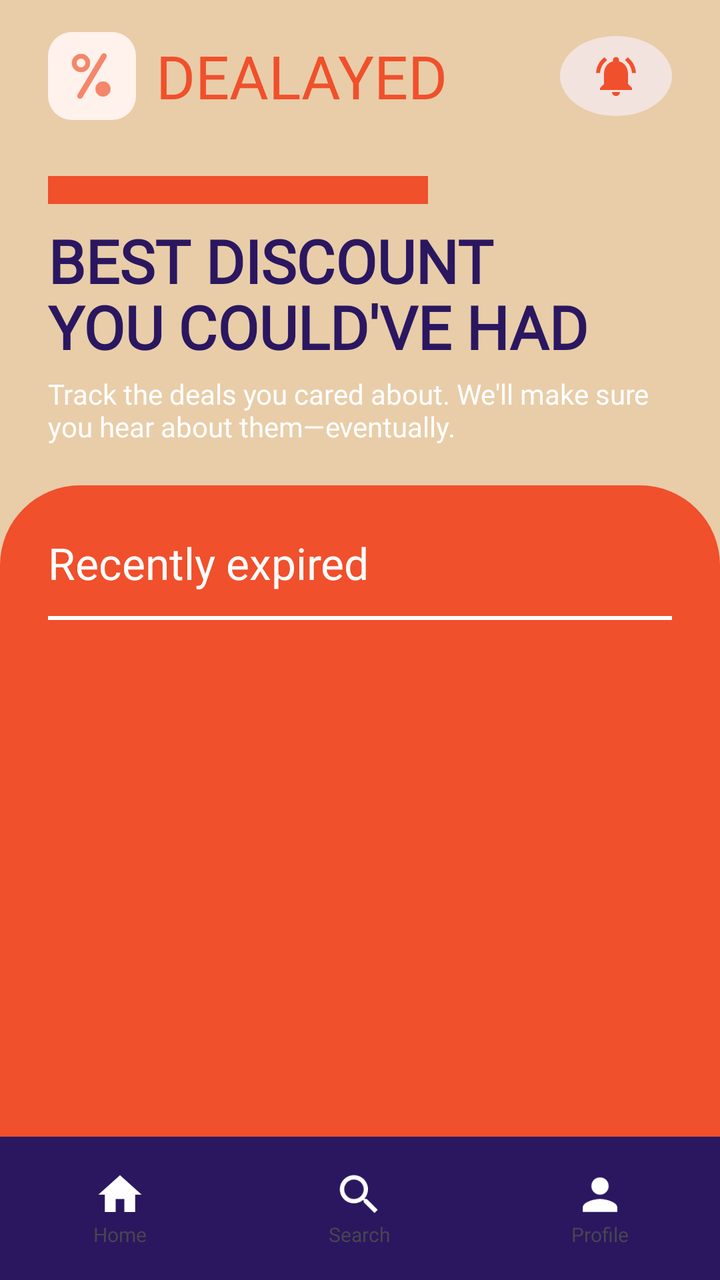
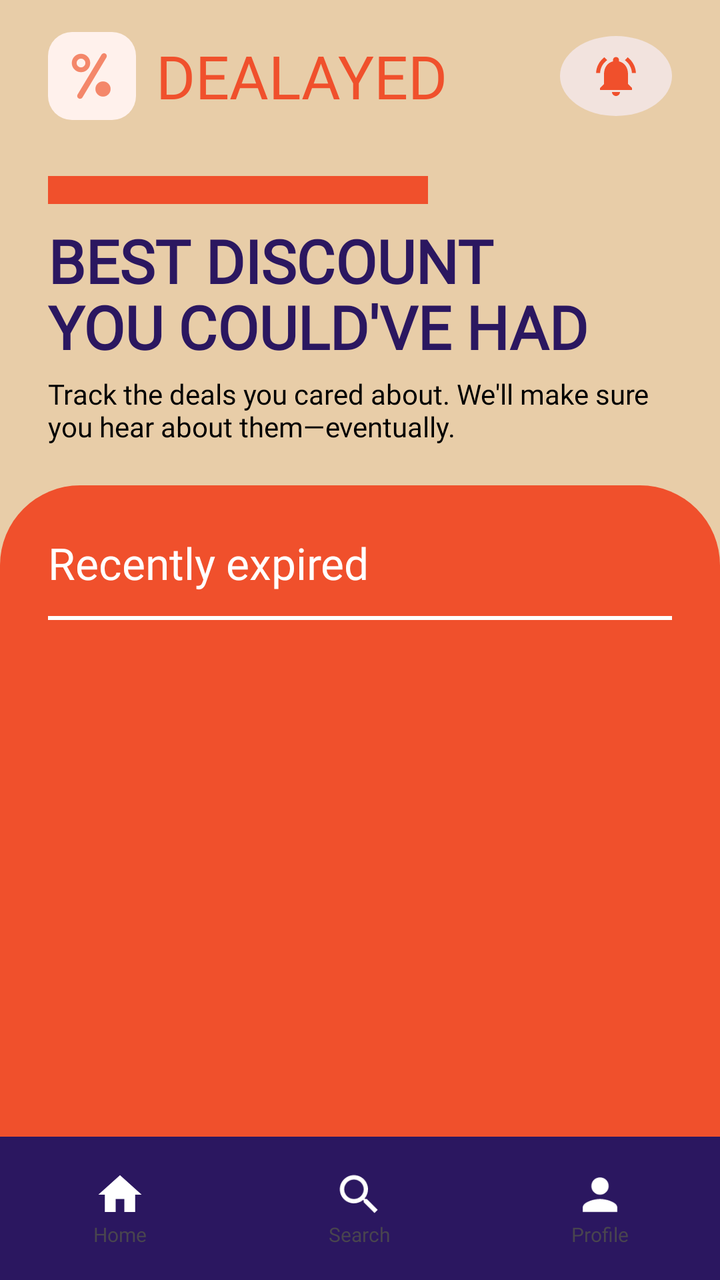

The first picture is an Android layout as it rendered before a commit; the second is the same layout after the commit. The layout source and the unified diff follow.
<!-- AndroidManifest.xml: application theme Theme.Dealayed -->
<!-- res/layout/activity_home.xml -->
<?xml version="1.0" encoding="utf-8"?>
<LinearLayout xmlns:android="http://schemas.android.com/apk/res/android"
    xmlns:app="http://schemas.android.com/apk/res-auto"
    android:id="@+id/root"
    android:layout_width="match_parent"
    android:layout_height="match_parent"
    android:orientation="vertical"
    android:background="@color/beige">

    
    <LinearLayout
        android:layout_width="match_parent"
        android:layout_height="wrap_content"
        android:gravity="center_vertical"
        android:orientation="horizontal"
        android:paddingStart="24dp"
        android:paddingEnd="24dp"
        android:paddingTop="16dp"
        android:paddingBottom="4dp">

        <ImageView
            android:layout_width="44dp"
            android:layout_height="44dp"
            android:contentDescription="Dealayed logo"
            android:src="@drawable/ic_logo_mark" />

        <TextView
            android:layout_width="0dp"
            android:layout_height="wrap_content"
            android:layout_weight="1"
            android:layout_marginStart="10dp"
            android:fontFamily="@font/lexend_extrabold"
            android:text="DEALAYED"
            android:textColor="@color/orange"
            android:textSize="30sp" />

        <ImageView
            android:id="@+id/bellButton"
            android:layout_width="56dp"
            android:layout_height="40dp"
            android:background="@drawable/bg_bell_button"
            android:padding="8dp"
            android:src="@drawable/ic_bell"
            app:tint="@color/orange" />

    </LinearLayout>

    
    <View
        android:layout_width="190dp"
        android:layout_height="14dp"
        android:layout_marginStart="24dp"
        android:layout_marginTop="24dp"
        android:background="@color/orange" />

    <TextView
        android:layout_width="match_parent"
        android:layout_height="wrap_content"
        android:layout_marginStart="24dp"
        android:layout_marginEnd="24dp"
        android:layout_marginTop="8dp"
        android:fontFamily="@font/lexend"
        android:text="BEST DISCOUNT\nYOU COULD\'VE HAD"
        android:textColor="@color/purple"
        android:textSize="30sp"
        android:textStyle="bold"
        android:lineSpacingMultiplier="0.95" />

    <TextView
        android:layout_width="match_parent"
        android:layout_height="wrap_content"
        android:layout_marginStart="24dp"
        android:layout_marginEnd="24dp"
        android:layout_marginTop="4dp"
        android:fontFamily="@font/lexend"
        android:text="Track the deals you cared about. We\'ll make sure you hear about them—eventually."
        android:textColor="@color/white"
        android:textSize="14sp" />

    
    <LinearLayout
        android:layout_width="match_parent"
        android:layout_height="0dp"
        android:layout_weight="1"
        android:layout_marginTop="20dp"
        android:orientation="vertical"
        android:background="@drawable/bg_panel">

        <TextView
            android:layout_width="wrap_content"
            android:layout_height="wrap_content"
            android:layout_marginStart="24dp"
            android:layout_marginTop="24dp"
            android:fontFamily="@font/lexend"
            android:text="Recently expired"
            android:textColor="@color/white"
            android:textSize="22sp" />

        <View
            android:layout_width="match_parent"
            android:layout_height="2dp"
            android:layout_marginStart="24dp"
            android:layout_marginEnd="24dp"
            android:layout_marginTop="12dp"
            android:background="@color/white" />

        
        <HorizontalScrollView
            android:layout_width="match_parent"
            android:layout_height="wrap_content"
            android:layout_marginTop="16dp"
            android:clipToPadding="false"
            android:paddingStart="20dp"
            android:paddingEnd="20dp"
            android:scrollbars="none">

            <LinearLayout
                android:id="@+id/chipContainer"
                android:layout_width="wrap_content"
                android:layout_height="wrap_content"
                android:orientation="horizontal" />
        </HorizontalScrollView>

        
        <androidx.recyclerview.widget.RecyclerView
            android:id="@+id/dealList"
            android:layout_width="match_parent"
            android:layout_height="0dp"
            android:layout_weight="1"
            android:layout_marginTop="16dp"
            android:clipToPadding="false" />

    </LinearLayout>

    
    <include
        layout="@layout/view_bottom_nav"
        android:layout_width="match_parent"
        android:layout_height="wrap_content" />

</LinearLayout>
<!-- res/layout/view_bottom_nav.xml (included above) -->
<?xml version="1.0" encoding="utf-8"?>
<LinearLayout xmlns:android="http://schemas.android.com/apk/res/android"
    android:id="@+id/bottomNav"
    android:layout_width="match_parent"
    android:layout_height="wrap_content"
    android:background="@color/purple"
    android:orientation="horizontal"
    android:paddingTop="8dp"
    android:paddingBottom="8dp">

    
    <LinearLayout
        android:id="@+id/navHome"
        android:layout_width="0dp"
        android:layout_height="wrap_content"
        android:layout_weight="1"
        android:clickable="true"
        android:focusable="true"
        android:gravity="center">

        <LinearLayout
            android:id="@+id/navHomePill"
            android:layout_width="wrap_content"
            android:layout_height="wrap_content"
            android:gravity="center"
            android:orientation="vertical"
            android:paddingStart="30dp"
            android:paddingEnd="30dp"
            android:paddingTop="8dp"
            android:paddingBottom="8dp">

            <ImageView
                android:id="@+id/navHomeIcon"
                android:layout_width="26dp"
                android:layout_height="26dp"
                android:src="@drawable/ic_home" />

            <TextView
                android:id="@+id/navHomeLabel"
                android:layout_width="wrap_content"
                android:layout_height="wrap_content"
                android:fontFamily="@font/lexend"
                android:text="Home"
                android:textSize="10sp" />
        </LinearLayout>
    </LinearLayout>

    
    <LinearLayout
        android:id="@+id/navSearch"
        android:layout_width="0dp"
        android:layout_height="wrap_content"
        android:layout_weight="1"
        android:clickable="true"
        android:focusable="true"
        android:gravity="center">

        <LinearLayout
            android:id="@+id/navSearchPill"
            android:layout_width="wrap_content"
            android:layout_height="wrap_content"
            android:gravity="center"
            android:orientation="vertical"
            android:paddingStart="30dp"
            android:paddingEnd="30dp"
            android:paddingTop="8dp"
            android:paddingBottom="8dp">

            <ImageView
                android:id="@+id/navSearchIcon"
                android:layout_width="26dp"
                android:layout_height="26dp"
                android:src="@drawable/ic_search" />

            <TextView
                android:id="@+id/navSearchLabel"
                android:layout_width="wrap_content"
                android:layout_height="wrap_content"
                android:fontFamily="@font/lexend"
                android:text="Search"
                android:textSize="10sp" />
        </LinearLayout>
    </LinearLayout>

    
    <LinearLayout
        android:id="@+id/navProfile"
        android:layout_width="0dp"
        android:layout_height="wrap_content"
        android:layout_weight="1"
        android:clickable="true"
        android:focusable="true"
        android:gravity="center">

        <LinearLayout
            android:id="@+id/navProfilePill"
            android:layout_width="wrap_content"
            android:layout_height="wrap_content"
            android:gravity="center"
            android:orientation="vertical"
            android:paddingStart="30dp"
            android:paddingEnd="30dp"
            android:paddingTop="8dp"
            android:paddingBottom="8dp">

            <ImageView
                android:id="@+id/navProfileIcon"
                android:layout_width="26dp"
                android:layout_height="26dp"
                android:src="@drawable/ic_person" />

            <TextView
                android:id="@+id/navProfileLabel"
                android:layout_width="wrap_content"
                android:layout_height="wrap_content"
                android:fontFamily="@font/lexend"
                android:text="Profile"
                android:textSize="10sp" />
        </LinearLayout>
    </LinearLayout>

</LinearLayout>
<!-- resources referenced by this layout -->
<resources>
  <color name="beige">#E8CDA8</color>
  <color name="orange">#F0502C</color>
  <color name="purple">#2B1760</color>
  <color name="white">#FFFFFFFF</color>
  <!-- drawable bg_bell_button (drawable) -->
  <shape xmlns:android="http://schemas.android.com/apk/res/android" android:shape="oval">
      <solid android:color="#F2E3DE"/>
  </shape>
  <!-- drawable bg_panel (drawable) -->
  <?xml version="1.0" encoding="utf-8"?>
  <shape xmlns:android="http://schemas.android.com/apk/res/android"
      android:shape="rectangle">
      <solid android:color="@color/orange" />
      <corners
          android:topLeftRadius="40dp"
          android:topRightRadius="40dp" />
  </shape>
  <!-- drawable ic_bell (drawable) -->
  <vector xmlns:android="http://schemas.android.com/apk/res/android" android:height="24dp" android:tint="#000000" android:viewportHeight="24" android:viewportWidth="24" android:width="24dp">
        
      <path android:fillColor="@android:color/white" android:pathData="M7.58,4.08L6.15,2.65C3.75,4.48 2.17,7.3 2.03,10.5h2c0.15,-2.65 1.51,-4.97 3.55,-6.42zM19.97,10.5h2c-0.15,-3.2 -1.73,-6.02 -4.12,-7.85l-1.42,1.43c2.02,1.45 3.39,3.77 3.54,6.42zM18,11c0,-3.07 -1.64,-5.64 -4.5,-6.32L13.5,4c0,-0.83 -0.67,-1.5 -1.5,-1.5s-1.5,0.67 -1.5,1.5v0.68C7.63,5.36 6,7.92 6,11v5l-2,2v1h16v-1l-2,-2v-5zM12,22c0.14,0 0.27,-0.01 0.4,-0.04 0.65,-0.14 1.18,-0.58 1.44,-1.18 0.1,-0.24 0.15,-0.5 0.15,-0.78h-4c0.01,1.1 0.9,2 2.01,2z"/>
      
  </vector>
  <!-- drawable ic_home (drawable) -->
  <?xml version="1.0" encoding="utf-8"?>
  <vector xmlns:android="http://schemas.android.com/apk/res/android"
      android:width="24dp"
      android:height="24dp"
      android:viewportWidth="24"
      android:viewportHeight="24">
      <path
          android:fillColor="#FFFFFF"
          android:pathData="M10,20v-6h4v6h5v-8h3L12,3 2,12h3v8z" />
  </vector>
  <!-- drawable ic_person (drawable) -->
  <?xml version="1.0" encoding="utf-8"?>
  <vector xmlns:android="http://schemas.android.com/apk/res/android"
      android:width="24dp"
      android:height="24dp"
      android:viewportWidth="24"
      android:viewportHeight="24">
      <path
          android:fillColor="#FFFFFF"
          android:pathData="M12,12c2.21,0 4,-1.79 4,-4s-1.79,-4 -4,-4 -4,1.79 -4,4 1.79,4 4,4zM12,14c-2.67,0 -8,1.34 -8,4v2h16v-2c0,-2.66 -5.33,-4 -8,-4z" />
  </vector>
  <!-- drawable ic_search (drawable) -->
  <?xml version="1.0" encoding="utf-8"?>
  <vector xmlns:android="http://schemas.android.com/apk/res/android"
      android:width="24dp"
      android:height="24dp"
      android:viewportWidth="24"
      android:viewportHeight="24">
      <path
          android:fillColor="#FFFFFF"
          android:pathData="M15.5,14h-0.79l-0.28,-0.27C15.41,12.59 16,11.11 16,9.5 16,5.91 13.09,3 9.5,3S3,5.91 3,9.5 5.91,16 9.5,16c1.61,0 3.09,-0.59 4.23,-1.57l0.27,0.28v0.79l5,4.99L20.49,19l-4.99,-5zM9.5,14C7.01,14 5,11.99 5,9.5S7.01,5 9.5,5 14,7.01 14,9.5 11.99,14 9.5,14z" />
  </vector>
  <style name="Theme.Dealayed" parent="Base.Theme.Dealayed" />
  <style name="Base.Theme.Dealayed" parent="Theme.Material3.DayNight.NoActionBar">
          
          
      </style>
  <!-- unchanged entries left out for length: 1 -->
</resources>

<!-- the commit's change to res/layout/activity_home.xml (unified diff, before → after) -->
@@ -74,7 +74,7 @@
         android:layout_marginTop="4dp"
         android:fontFamily="@font/lexend"
         android:text="Track the deals you cared about. We\'ll make sure you hear about them—eventually."
-        android:textColor="@color/white"
+        android:textColor="@color/black"
         android:textSize="14sp" />
 
     
<!-- resource entries referenced after the edit -->
@@ -1,6 +1,7 @@
 <!-- resources referenced by this layout -->
 <resources>
   <color name="beige">#E8CDA8</color>
+  <color name="black">#FF000000</color>
   <color name="orange">#F0502C</color>
   <color name="purple">#2B1760</color>
   <color name="white">#FFFFFFFF</color>
